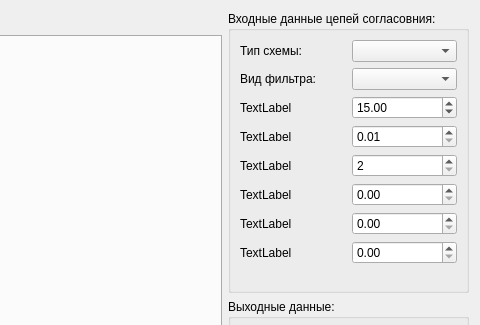
Before: the Qt Designer form PowerSources/Matching/Matching.ui in DKuzSer/Project_For_Rodin, drawn with Qt 5; both pictures show x 271 to 751 and y 0 to 325 of the 751 by 565 pixel window.
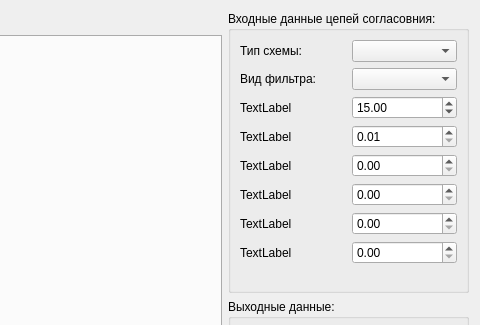
After: the same form once the commit is applied.

Commit message: Написание функций при нажатии кнопки расчёта

```diff
--- a/PowerSources/Matching/Matching.ui
+++ b/PowerSources/Matching/Matching.ui
@@ -131,14 +131,7 @@
                    </widget>
                   </item>
                   <item>
-                   <widget class="QSpinBox" name="IntSpinBoxF_InPut3">
-                    <property name="minimum">
-                     <number>2</number>
-                    </property>
-                    <property name="maximum">
-                     <number>6</number>
-                    </property>
-                   </widget>
+                   <widget class="QDoubleSpinBox" name="DoubleSpinBoxF_InPut3"/>
                   </item>
                  </layout>
                 </item>
```
The commit also changes 2 other files.
